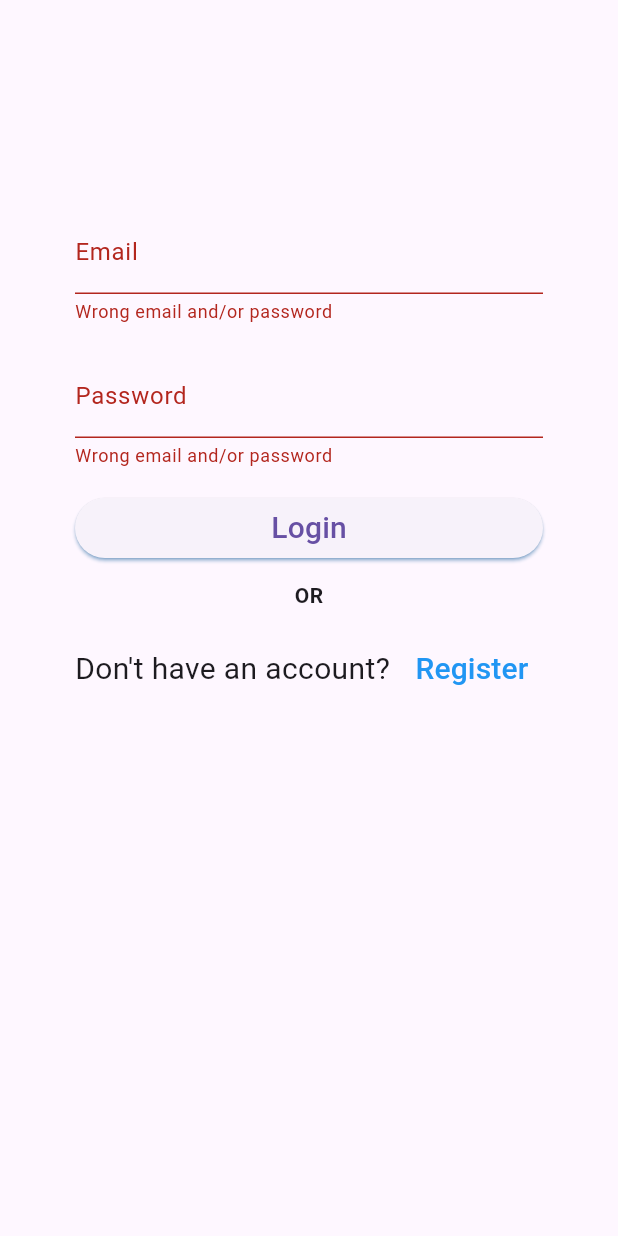
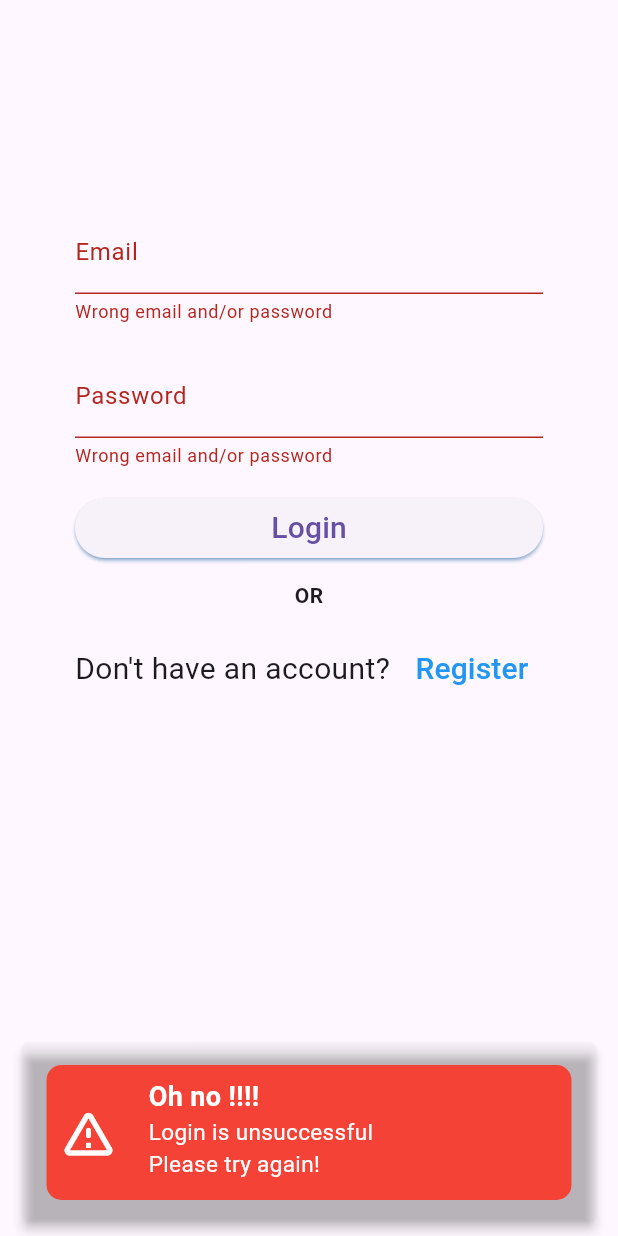
Before and after one commit to FrederickYapiter2411/Clairvoyance--Big-Project, a Flutter app: the screen it shows after launch, after a tap on "Login", on a phone screen of 412 x 824 dp. Run offline on Flutter 3.47's test engine with Material 3 defaults, Android fonts, the phone set to English and light mode, and no system bars.

Commit message:
Memodifikasi code UI pada file login page dengan menggunakan snackbar

```diff
--- a/lib/screens/login.dart
+++ b/lib/screens/login.dart
@@ -34,7 +34,53 @@ class _LoginState extends State<Login> {
           email: account['email'],
           password: account['password'],
         );
-
+        ScaffoldMessenger.of(context).showSnackBar(SnackBar(
+          content: Container(
+            padding: const EdgeInsets.all(8),
+            height: 80,
+            decoration: const BoxDecoration(
+                color: Colors.green,
+                borderRadius: BorderRadius.all(Radius.circular(10))),
+            child: const Row(
+              children: [
+                Icon(
+                  Icons.check_circle,
+                  color: Colors.white,
+                  size: 40,
+                ),
+                SizedBox(
+                  width: 20,
+                ),
+                Expanded(
+                    child: Column(
+                  crossAxisAlignment: CrossAxisAlignment.start,
+                  children: [
+                    Text(
+                      "Success",
+                      style: TextStyle(
+                        fontSize: 18,
+                        color: Colors.white,
+                        fontWeight: FontWeight.bold,
+                      ),
+                    ),
+                    Text(
+                      "Login is successful",
+                      style: TextStyle(
+                        fontSize: 15,
+                        color: Colors.white,
+                      ),
+                      maxLines: 2,
+                      overflow: TextOverflow.ellipsis,
+                    ),
+                  ],
+                ))
+              ],
+            ),
+          ),
+          behavior: SnackBarBehavior.floating,
+          backgroundColor: Colors.transparent,
+          elevation: 3,
+        ));
         Navigator.of(ctx).pushAndRemoveUntil(
           MaterialPageRoute(builder: (context) => Home(user: user)),
           (route) => false,
@@ -44,12 +90,106 @@ class _LoginState extends State<Login> {
           err1 = 'Wrong email and/or password';
           err2 = 'Wrong email and/or password';
         });
+        ScaffoldMessenger.of(context).showSnackBar(SnackBar(
+          content: Container(
+            padding: const EdgeInsets.all(8),
+            height: 90,
+            decoration: const BoxDecoration(
+                color: Colors.red,
+                borderRadius: BorderRadius.all(Radius.circular(10))),
+            child: const Row(
+              children: [
+                Icon(
+                  Icons.warning_amber_rounded,
+                  color: Colors.white,
+                  size: 40,
+                ),
+                SizedBox(
+                  width: 20,
+                ),
+                Expanded(
+                    child: Column(
+                  crossAxisAlignment: CrossAxisAlignment.start,
+                  children: [
+                    Text(
+                      "Oh no !!!!",
+                      style: TextStyle(
+                        fontSize: 18,
+                        color: Colors.white,
+                        fontWeight: FontWeight.bold,
+                      ),
+                    ),
+                    Text(
+                      "Login is unsuccessful \nPlease try again!",
+                      style: TextStyle(
+                        fontSize: 15,
+                        color: Colors.white,
+                      ),
+                      maxLines: 2,
+                      overflow: TextOverflow.ellipsis,
+                    ),
+                  ],
+                ))
+              ],
+            ),
+          ),
+          behavior: SnackBarBehavior.floating,
+          backgroundColor: Colors.transparent,
+          elevation: 3,
+        ));
       }
     } else {
       setState(() {
         err1 = 'Wrong email and/or password';
         err2 = 'Wrong email and/or password';
       });
+      ScaffoldMessenger.of(context).showSnackBar(SnackBar(
+        content: Container(
+          padding: const EdgeInsets.all(8),
+          height: 90,
+          decoration: const BoxDecoration(
+              color: Colors.red,
+              borderRadius: BorderRadius.all(Radius.circular(10))),
+          child: const Row(
+            children: [
+              Icon(
+                Icons.warning_amber_rounded,
+                color: Colors.white,
+                size: 40,
+              ),
+              SizedBox(
+                width: 20,
+              ),
+              Expanded(
+                  child: Column(
+                crossAxisAlignment: CrossAxisAlignment.start,
+                children: [
+                  Text(
+                    "Oh no !!!!",
+                    style: TextStyle(
+                      fontSize: 18,
+                      color: Colors.white,
+                      fontWeight: FontWeight.bold,
+                    ),
+                  ),
+                  Text(
+                    "Login is unsuccessful \nPlease try again!",
+                    style: TextStyle(
+                      fontSize: 15,
+                      color: Colors.white,
+                    ),
+                    maxLines: 2,
+                    overflow: TextOverflow.ellipsis,
+                  ),
+                ],
+              ))
+            ],
+          ),
+        ),
+        behavior: SnackBarBehavior.floating,
+        backgroundColor: Colors.transparent,
+        elevation: 3,
+      ));
     }
   }
 
```
